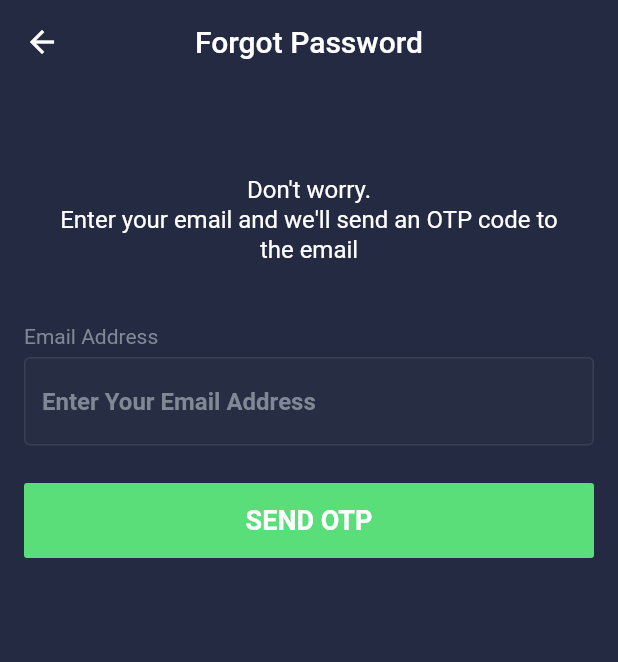
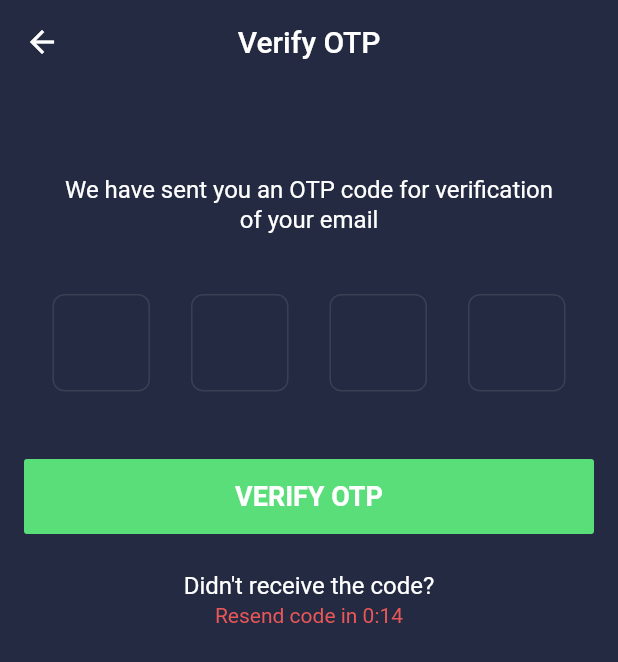
Before and after one commit to Manuelkpatsu/auth_stepper_ui, a Flutter app: the ForgotPasswordScreen screen opened by its route, after a tap on "SEND OTP", on a phone screen of 412 x 824 dp. Shown: the top 662 px of the screen. Run offline on Flutter 3.47's test engine with Material 2 defaults, Android fonts, the phone set to English and light mode, and no system bars; drawn by our look-alikes of pin_code_fields.

Commit message:
Implement verify otp screen

```diff
--- a/lib/router.dart
+++ b/lib/router.dart
@@ -4,6 +4,8 @@ import 'package:flutter/material.dart';
 import 'screen/auth/forgot_password/forgot_password_screen.dart';
 import 'screen/auth/login/login_screen.dart';
 import 'screen/auth/register/register_screen.dart';
+import 'screen/auth/verify_otp/verify_otp_argument.dart';
+import 'screen/auth/verify_otp/verify_otp_screen.dart';
 
 class AppRouter {
   static Route<dynamic> generateRoute(RouteSettings settings) {
@@ -14,6 +16,9 @@ class AppRouter {
         return MaterialPageRoute(builder: (_) => const RegisterScreen());
       case ForgotPasswordScreen.routeName:
         return MaterialPageRoute(builder: (_) => const ForgotPasswordScreen());
+      case VerifyOTPScreen.routeName:
+        VerifyOTPArgument argument = settings.arguments as VerifyOTPArgument;
+        return MaterialPageRoute(builder: (_) => VerifyOTPScreen(argument: argument));
       default:
         return MaterialPageRoute(
           builder: (_) => Scaffold(
--- a/lib/screen/auth/forgot_password/forgot_password_screen.dart
+++ b/lib/screen/auth/forgot_password/forgot_password_screen.dart
@@ -1,3 +1,5 @@
+import 'package:auth_ui/screen/auth/verify_otp/verify_otp_argument.dart';
+import 'package:auth_ui/screen/auth/verify_otp/verify_otp_screen.dart';
 import 'package:auth_ui/screen/widget/label_text.dart';
 import 'package:auth_ui/screen/widget/text_input_field.dart';
 import 'package:auth_ui/theme/custom_color.dart';
@@ -59,7 +61,15 @@ class _ForgotPasswordScreenState extends State<ForgotPasswordScreen> {
               const SizedBox(height: 25),
               SendOTPButton(
                 isLoading: false,
-                onPressed: () {},
+                onPressed: () {
+                  Navigator.of(context).pushNamed(
+                    VerifyOTPScreen.routeName,
+                    arguments: VerifyOTPArgument(
+                      code: 1234,
+                      email: _emailController.text.trim(),
+                    ),
+                  );
+                },
               ),
               const SizedBox(height: 10),
             ],
--- a/lib/screen/auth/register/register_screen.dart
+++ b/lib/screen/auth/register/register_screen.dart
@@ -43,6 +43,7 @@ class _RegisterScreenState extends State<RegisterScreen> {
           padding: const EdgeInsets.symmetric(horizontal: 16),
           child: Form(
             key: _registerFormKey,
+            autovalidateMode: AutovalidateMode.onUserInteraction,
             child: Column(
               crossAxisAlignment: CrossAxisAlignment.center,
               children: [
--- /dev/null
+++ b/lib/screen/auth/verify_otp/verify_otp_argument.dart
@@ -0,0 +1,6 @@
+class VerifyOTPArgument {
+  final String email;
+  final int code;
+
+  VerifyOTPArgument({required this.email, required this.code});
+}
--- /dev/null
+++ b/lib/screen/auth/verify_otp/verify_otp_screen.dart
@@ -0,0 +1,169 @@
+import 'dart:async';
+
+import 'package:auth_ui/theme/custom_color.dart';
+import 'package:flutter/gestures.dart';
+import 'package:flutter/material.dart';
+import 'package:pin_code_fields/pin_code_fields.dart';
+
+import 'verify_otp_argument.dart';
+import 'widget/receive_code_text.dart';
+import 'widget/verify_otp_button.dart';
+import 'widget/verify_otp_info_text.dart';
+import 'widget/verify_otp_text.dart';
+
+class VerifyOTPScreen extends StatefulWidget {
+  static const routeName = '/verify_otp';
+
+  final VerifyOTPArgument argument;
+
+  const VerifyOTPScreen({Key? key, required this.argument}) : super(key: key);
+
+  @override
+  State<VerifyOTPScreen> createState() => _VerifyOTPScreenState();
+}
+
+class _VerifyOTPScreenState extends State<VerifyOTPScreen> {
+  final TextEditingController _otpController = TextEditingController();
+  final _formKey = GlobalKey<FormState>();
+  int _code = 0;
+  late Timer _timer;
+  int _start = 15;
+
+  @override
+  void initState() {
+    super.initState();
+    setState(() => _code = widget.argument.code);
+    _startTimer();
+  }
+
+  // For setting the timer
+  void _startTimer() {
+    _start = 15;
+    const oneSec = Duration(seconds: 1);
+    _timer = Timer.periodic(
+      oneSec,
+          (Timer timer) => setState(
+            () {
+          if (_start < 1) {
+            timer.cancel();
+          } else {
+            _start = _start - 1;
+          }
+        },
+      ),
+    );
+  }
+
+  void _verifyOTP(String inputCode, int sentCode) async {
+    // final result = await context.read<AuthVM>().verifyOTP(
+    //   inputCode: int.parse(inputCode.trim()),
+    //   sentCode: sentCode,
+    // );
+    // if (result) {
+    //   Navigator.of(context).pushNamed(
+    //     ResetPasswordScreen.routeName,
+    //     args: widget.argument.email,
+    //   );
+    //   _formKey.currentState!.reset();
+    // } else {
+    //   router.Router.scaffoldMessengerKey.currentState!.showSnackBar(
+    //     AppSnackBar(
+    //       'Sorry, the code is incorrect. Kindly check the code.',
+    //       type: SnackType.error,
+    //     ),
+    //   );
+    // }
+  }
+
+  @override
+  void dispose() {
+    _timer.cancel();
+    super.dispose();
+  }
+
+  @override
+  Widget build(BuildContext context) {
+    return Scaffold(
+      backgroundColor: CustomColor.primaryColor,
+      appBar: AppBar(
+        title: const VerifyOTPText(),
+        centerTitle: true,
+      ),
+      body: SingleChildScrollView(
+        padding: const EdgeInsets.symmetric(horizontal: 16),
+        child: Form(
+          key: _formKey,
+          autovalidateMode: AutovalidateMode.onUserInteraction,
+          child: Column(
+            children: [
+              const SizedBox(height: 60),
+              const VerifyOTPInfoText(),
+              const SizedBox(height: 40),
+              Padding(
+                padding: const EdgeInsets.symmetric(horizontal: 19),
+                child: PinCodeTextField(
+                  controller: _otpController,
+                  keyboardType: TextInputType.number,
+                  textInputAction: TextInputAction.done,
+                  appContext: context,
+                  length: 4,
+                  cursorColor: Colors.white,
+                  textStyle: const TextStyle(
+                    fontSize: 16,
+                    color: Colors.white,
+                    fontWeight: FontWeight.w600,
+                  ),
+                  pinTheme: PinTheme(
+                    shape: PinCodeFieldShape.box,
+                    borderRadius: BorderRadius.circular(8),
+                    borderWidth: 1,
+                    fieldHeight: 65,
+                    fieldWidth: 65,
+                    activeColor: CustomColor.btnColor,
+                    selectedColor: CustomColor.btnColor,
+                    inactiveColor: CustomColor.borderColor,
+                    inactiveFillColor: CustomColor.fillColor,
+                  ),
+                  animationType: AnimationType.fade,
+                  errorTextSpace: 20,
+                  onChanged: (code) {},
+                ),
+              ),
+              const SizedBox(height: 25),
+              VerifyOTPButton(
+                isLoading: false,
+                onPressed: () {
+                  if (_formKey.currentState!.validate()) {
+                    _verifyOTP(_otpController.text, _code);
+                  }
+                },
+              ),
+              const SizedBox(height: 25),
+              const ReceiveCodeText(),
+              const SizedBox(height: 2),
+              RichText(
+                text: TextSpan(
+                  text: _start < 1
+                      ? 'Resend code'
+                      : 'Resend code in 0:${_start.toString().padLeft(2, '0')}',
+                  style: TextStyle(
+                      color:
+                      _start < 1 ? CustomColor.btnColor : CustomColor.redColor),
+                  recognizer: TapGestureRecognizer()
+                    ..onTap = () {
+                      if (_start > 0) {
+                        return;
+                      }
+                      _startTimer();
+                      setState(() => _code = 2222);
+                    },
+                ),
+              ),
+              const SizedBox(height: 10),
+            ],
+          ),
+        ),
+      ),
+    );
+  }
+}
--- /dev/null
+++ b/lib/screen/auth/verify_otp/widget/receive_code_text.dart
@@ -0,0 +1,14 @@
+import 'package:flutter/material.dart';
+
+class ReceiveCodeText extends StatelessWidget {
+  const ReceiveCodeText({Key? key}) : super(key: key);
+
+  @override
+  Widget build(BuildContext context) {
+    return const Text(
+      'Didn\'t receive the code?',
+      textAlign: TextAlign.center,
+      style: TextStyle(color: Colors.white, fontSize: 16),
+    );
+  }
+}
--- /dev/null
+++ b/lib/screen/auth/verify_otp/widget/verify_otp_button.dart
@@ -0,0 +1,15 @@
+import 'package:auth_ui/screen/widget/custom_button.dart';
+import 'package:flutter/material.dart';
+
+class VerifyOTPButton extends CustomButton {
+  VerifyOTPButton({
+    Key? key,
+    required VoidCallback onPressed,
+    required bool isLoading,
+  }) : super(
+          key: key,
+          onPressed: onPressed,
+          isLoading: isLoading,
+          widget: Text('Verify otp'.toUpperCase()),
+        );
+}
--- /dev/null
+++ b/lib/screen/auth/verify_otp/widget/verify_otp_info_text.dart
@@ -0,0 +1,22 @@
+import 'package:flutter/material.dart';
+
+class VerifyOTPInfoText extends StatelessWidget {
+  const VerifyOTPInfoText({Key? key}) : super(key: key);
+
+  @override
+  Widget build(BuildContext context) {
+    return const Padding(
+      padding: EdgeInsets.symmetric(horizontal: 24),
+      child: Text(
+        'We have sent you an OTP code for verification of your email',
+        textAlign: TextAlign.center,
+        style: TextStyle(
+          fontSize: 16,
+          fontWeight: FontWeight.w400,
+          color: Colors.white,
+          height: 1.25,
+        ),
+      ),
+    );
+  }
+}
--- /dev/null
+++ b/lib/screen/auth/verify_otp/widget/verify_otp_text.dart
@@ -0,0 +1,18 @@
+import 'package:flutter/material.dart';
+
+class VerifyOTPText extends StatelessWidget {
+  const VerifyOTPText({Key? key}) : super(key: key);
+
+  @override
+  Widget build(BuildContext context) {
+    return const Text(
+      'Verify OTP',
+      textAlign: TextAlign.center,
+      style: TextStyle(
+        color: Colors.white,
+        fontSize: 20,
+        fontWeight: FontWeight.w500,
+      ),
+    );
+  }
+}
--- a/pubspec.yaml
+++ b/pubspec.yaml
@@ -9,6 +9,7 @@ environment:
 dependencies:
   flutter:
     sdk: flutter
+  pin_code_fields: ^7.4.0
   cupertino_icons: ^1.0.2
 
 dev_dependencies:
```
Also changed, not shown: pubspec.lock.
